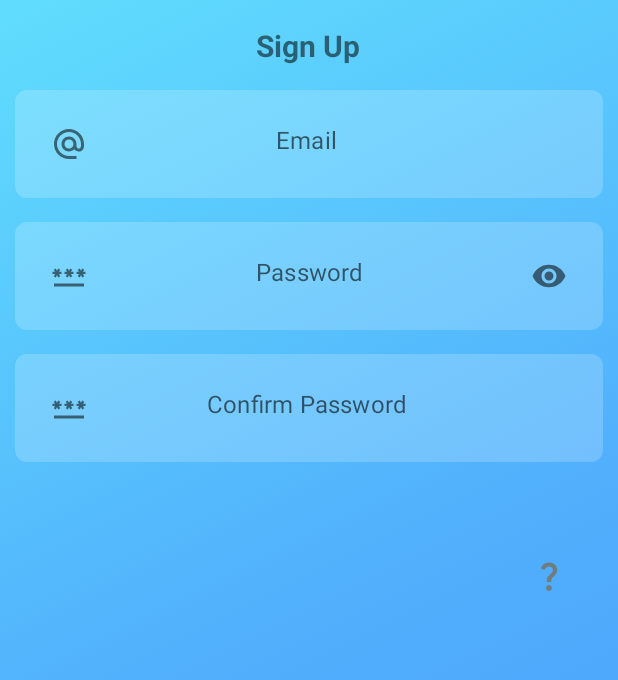
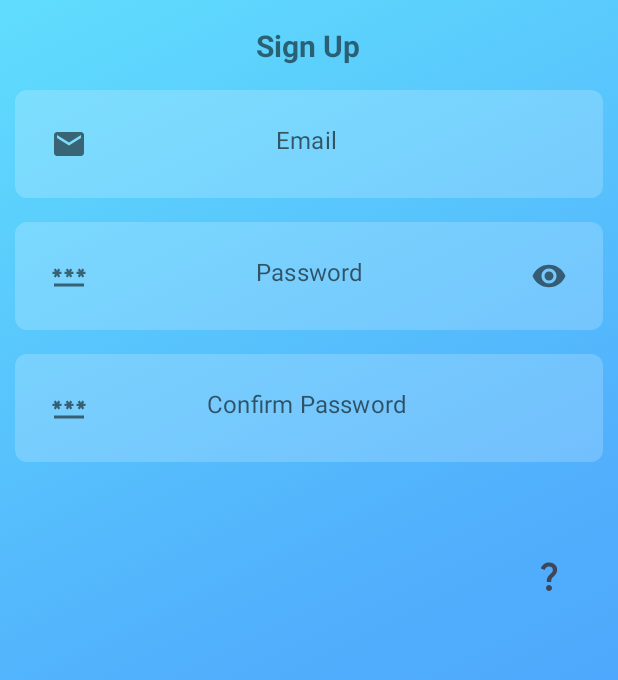
Before and after one commit to Ronenii/Fly, an Android app: the SignUpActivity screen opened directly, with no data from a screen before it, on a phone screen of 412 x 824 dp. Shown: the top 680 px of the screen. Run offline under Robolectric (Android 15) with nearby library versions, the phone set to English and light mode, and no system bars; libraries missing offline, so code that uses them is left out: com.tomergoldst.tooltips; 1 statement that could not run was skipped.

Commit message:
fixed icon naming.

```diff
--- a/app/src/main/res/drawable/baseline_alternate_email_24.xml
+++ /dev/null
@@ -1,5 +0,0 @@
-<vector android:height="24dp" android:tint="#000000"
-    android:viewportHeight="24" android:viewportWidth="24"
-    android:width="24dp" xmlns:android="http://schemas.android.com/apk/res/android">
-    <path android:fillColor="@android:color/white" android:pathData="M12,2C6.48,2 2,6.48 2,12s4.48,10 10,10h5v-2h-5c-4.34,0 -8,-3.66 -8,-8s3.66,-8 8,-8 8,3.66 8,8v1.43c0,0.79 -0.71,1.57 -1.5,1.57s-1.5,-0.78 -1.5,-1.57L17,12c0,-2.76 -2.24,-5 -5,-5s-5,2.24 -5,5 2.24,5 5,5c1.38,0 2.64,-0.56 3.54,-1.47 0.65,0.89 1.77,1.47 2.96,1.47 1.97,0 3.5,-1.6 3.5,-3.57L22,12c0,-5.52 -4.48,-10 -10,-10zM12,15c-1.66,0 -3,-1.34 -3,-3s1.34,-3 3,-3 3,1.34 3,3 -1.34,3 -3,3z"/>
-</vector>
--- /dev/null
+++ b/app/src/main/res/drawable/ic_mail.xml
@@ -0,0 +1,5 @@
+<vector android:height="24dp" android:tint="#000000"
+    android:viewportHeight="24" android:viewportWidth="24"
+    android:width="24dp" xmlns:android="http://schemas.android.com/apk/res/android">
+    <path android:fillColor="@android:color/white" android:pathData="M20,4L4,4c-1.1,0 -1.99,0.9 -1.99,2L2,18c0,1.1 0.9,2 2,2h16c1.1,0 2,-0.9 2,-2L22,6c0,-1.1 -0.9,-2 -2,-2zM20,8l-8,5 -8,-5L4,6l8,5 8,-5v2z"/>
+</vector>
--- a/app/src/main/res/drawable/question_mark.xml
+++ /dev/null
@@ -1,5 +0,0 @@
-<vector android:height="24dp" android:tint="#707D80"
-    android:viewportHeight="24" android:viewportWidth="24"
-    android:width="24dp" xmlns:android="http://schemas.android.com/apk/res/android">
-    <path android:fillColor="@android:color/white" android:pathData="M11.07,12.85c0.77,-1.39 2.25,-2.21 3.11,-3.44c0.91,-1.29 0.4,-3.7 -2.18,-3.7c-1.69,0 -2.52,1.28 -2.87,2.34L6.54,6.96C7.25,4.83 9.18,3 11.99,3c2.35,0 3.96,1.07 4.78,2.41c0.7,1.15 1.11,3.3 0.03,4.9c-1.2,1.77 -2.35,2.31 -2.97,3.45c-0.25,0.46 -0.35,0.76 -0.35,2.24h-2.89C10.58,15.22 10.46,13.95 11.07,12.85zM14,20c0,1.1 -0.9,2 -2,2s-2,-0.9 -2,-2c0,-1.1 0.9,-2 2,-2S14,18.9 14,20z"/>
-</vector>
--- a/app/src/main/res/layout/activity_main.xml
+++ b/app/src/main/res/layout/activity_main.xml
@@ -57,7 +57,7 @@
         app:layout_constraintHorizontal_bias="0.541"
         app:layout_constraintStart_toStartOf="@+id/textWelcome"
         app:layout_constraintTop_toBottomOf="@+id/textWelcome"
-        app:srcCompat="@drawable/fly_icon"
+        app:srcCompat="@drawable/ic_fly_app"
         android:contentDescription="Fly_Icon_Image" />
 
     <Button
--- a/app/src/main/res/layout/activity_sign_in.xml
+++ b/app/src/main/res/layout/activity_sign_in.xml
@@ -15,7 +15,7 @@
         android:layout_height="wrap_content"
         android:layout_margin="10dp"
         android:background="@color/input_bar_color"
-        android:drawableLeft="@drawable/baseline_alternate_email_24"
+        android:drawableLeft="@drawable/ic_mail"
         android:gravity="center"
         android:hint="@string/email_msg"
         android:padding="20dp"
@@ -34,7 +34,7 @@
         android:layout_margin="10dp"
         android:layout_marginTop="80dp"
         android:background="@color/input_bar_color"
-        android:drawableLeft="@drawable/baseline_password_24"
+        android:drawableLeft="@drawable/ic_password"
         android:gravity="center"
         android:hint="@string/password_msg"
         android:inputType="textPassword"
--- a/app/src/main/res/layout/activity_sign_up.xml
+++ b/app/src/main/res/layout/activity_sign_up.xml
@@ -42,7 +42,7 @@
         app:layout_constraintHorizontal_bias="1.0"
         app:layout_constraintStart_toStartOf="parent"
         app:layout_constraintTop_toTopOf="parent"
-        app:startIconDrawable="@drawable/baseline_alternate_email_24">
+        app:startIconDrawable="@drawable/ic_mail">
 
         <com.google.android.material.textfield.TextInputEditText
             android:id="@+id/et_email"
@@ -77,7 +77,7 @@
         app:layout_constraintStart_toStartOf="parent"
         app:layout_constraintTop_toBottomOf="@+id/textInputLayout"
         app:passwordToggleEnabled="true"
-        app:startIconDrawable="@drawable/baseline_password_24">
+        app:startIconDrawable="@drawable/ic_password">
 
         <com.google.android.material.textfield.TextInputEditText
             android:id="@+id/et_password"
@@ -116,7 +116,7 @@
         app:layout_constraintHorizontal_bias="1.0"
         app:layout_constraintStart_toStartOf="parent"
         app:layout_constraintTop_toBottomOf="@+id/textInputLayout2"
-        app:startIconDrawable="@drawable/baseline_password_24">
+        app:startIconDrawable="@drawable/ic_password">
 
 
         <com.google.android.material.textfield.TextInputEditText
@@ -149,7 +149,7 @@
         app:layout_constraintHorizontal_bias="0.949"
         app:layout_constraintStart_toStartOf="parent"
         app:layout_constraintTop_toBottomOf="@+id/textInputLayout3"
-        app:srcCompat="@drawable/question_mark" />
+        app:srcCompat="@drawable/ic_question_mark" />
 
     <Button
         android:id="@+id/btn_next"
--- a/app/src/main/res/layout/app_bar_home_page.xml
+++ b/app/src/main/res/layout/app_bar_home_page.xml
@@ -32,6 +32,6 @@
         android:text="POST"
         app:backgroundTint="@color/colorLightBlue2"
         app:elevation="10dp"
-        app:icon="@drawable/baseline_add_24" />
+        app:icon="@drawable/ic_plus" />
 
 </androidx.coordinatorlayout.widget.CoordinatorLayout>
--- a/app/src/main/res/layout/nav_header_home_page.xml
+++ b/app/src/main/res/layout/nav_header_home_page.xml
@@ -15,7 +15,7 @@
         android:layout_width="110dp"
         android:layout_height="110dp"
         android:contentDescription="@string/app_icon"
-        app:srcCompat="@drawable/fly_icon" />
+        app:srcCompat="@drawable/ic_fly_app" />
 
     <TextView
         android:layout_width="match_parent"
```
Also changed, not shown: app/src/main/java/com/GroupC/fly/ActivityLogic/PasswordRequirementPopup.java (+5 -8 lines), app/src/main/res/drawable/ic_check.xml (renamed from app/src/main/res/drawable/check.xml), app/src/main/res/drawable/ic_fly_app.png (renamed from app/src/main/res/drawable/fly_icon.png), app/src/main/res/drawable/ic_password.xml (renamed from app/src/main/res/drawable/baseline_password_24.xml), app/src/main/res/drawable/ic_plus.xml (renamed from app/src/main/res/drawable/baseline_add_24.xml), app/src/main/res/drawable/ic_question_mark.xml (renamed from app/src/main/res/drawable/baseline_question_mark_24.xml).
